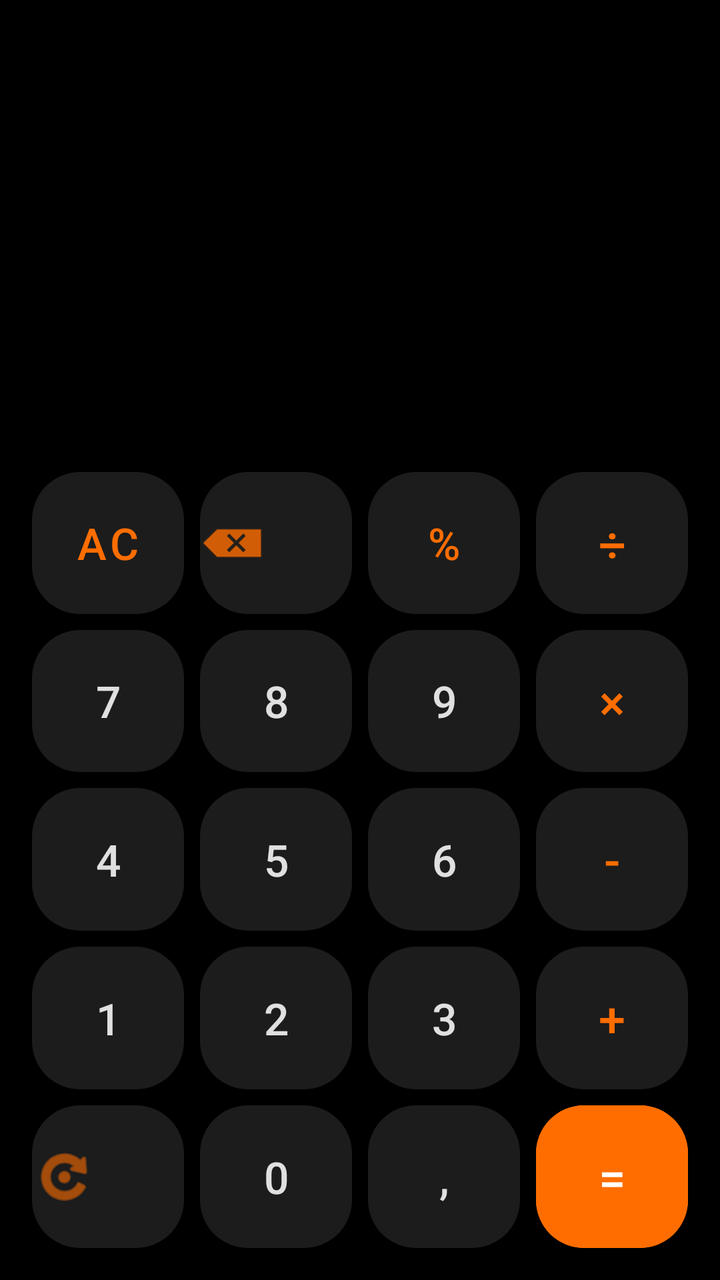
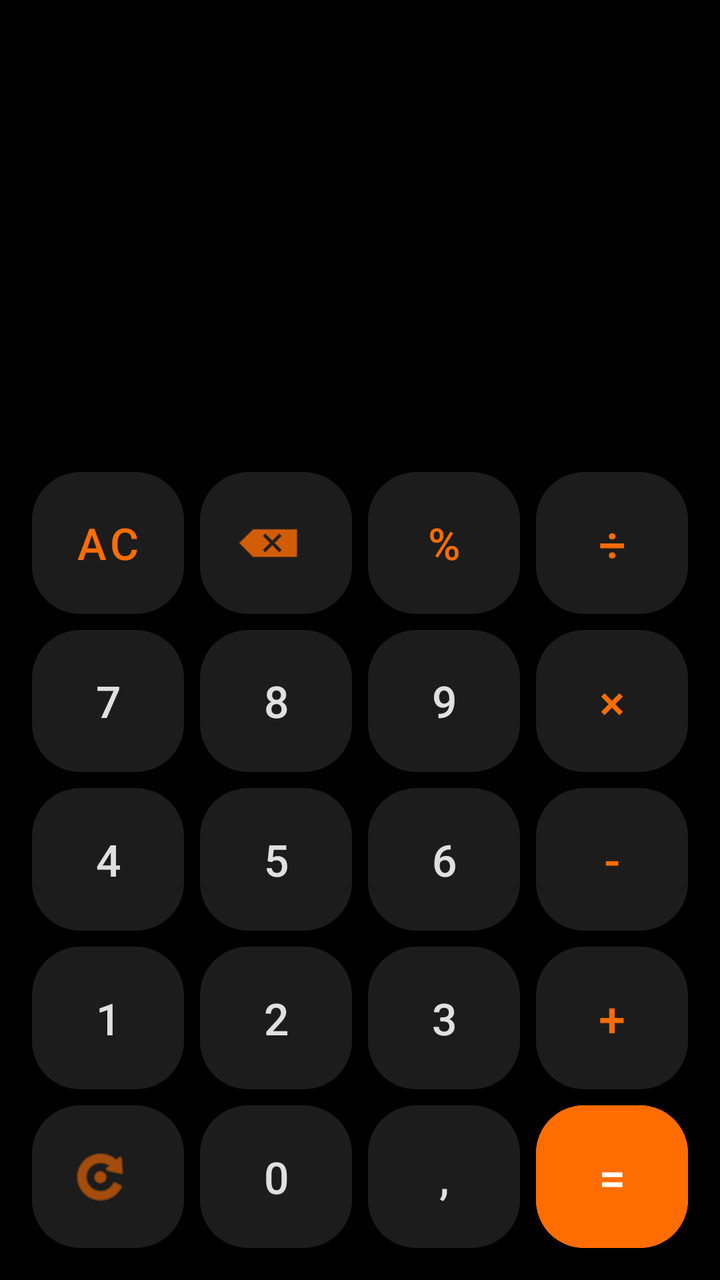

Before-and-after screenshots of an Android layout around one commit, followed by the original layout XML and the change that was made.
<!-- AndroidManifest.xml: application theme Theme.Lab56 -->
<!-- res/layout/activity_main.xml -->
<?xml version="1.0" encoding="utf-8"?>
<LinearLayout xmlns:android="http://schemas.android.com/apk/res/android"
    xmlns:app="http://schemas.android.com/apk/res-auto"
    android:layout_width="match_parent"
    android:layout_height="match_parent"
    android:orientation="vertical"
    android:background="#000000"
    android:padding="12dp">

    
    <LinearLayout
        android:layout_width="match_parent"
        android:layout_height="0dp"
        android:layout_weight="1"
        android:gravity="bottom|end"
        android:orientation="vertical"
        android:padding="8dp">

        <TextView
            android:id="@+id/tvExpression"
            android:layout_width="match_parent"
            android:layout_height="wrap_content"
            android:gravity="end"
            android:textColor="#FFFFFF"
            android:textSize="48sp"
            android:maxLines="2" />

        <TextView
            android:id="@+id/tvResult"
            android:layout_width="match_parent"
            android:layout_height="wrap_content"
            android:gravity="end"
            android:textColor="#888888"
            android:textSize="32sp"
            android:layout_marginTop="8dp" />
    </LinearLayout>

    
    <GridLayout
        android:layout_width="match_parent"
        android:layout_height="0dp"
        android:layout_weight="1.8"
        android:columnCount="4"
        android:rowCount="5"
        android:alignmentMode="alignMargins">

        
        <Button android:id="@+id/btnAC" style="@style/CalcButton" android:text="@string/btn_ac" android:textColor="#FF6D00" android:textSize="22sp" />
        <com.google.android.material.button.MaterialButton
            android:id="@+id/btnDelete"
            style="@style/CalcButton"
            app:icon="@android:drawable/ic_input_delete"
            app:iconTint="#FF6D00"
            android:contentDescription="@string/desc_delete" />
        <Button android:id="@+id/btnPercent" style="@style/CalcButton" android:text="@string/btn_percent" android:textColor="#FF6D00" android:textSize="22sp" />
        <Button android:id="@+id/btnDivide" style="@style/CalcButton" android:text="@string/btn_divide" android:textColor="#FF6D00" android:textSize="24sp" />

        
        <Button android:id="@+id/btn7" style="@style/CalcButton" android:text="@string/btn_7" android:textSize="22sp" />
        <Button android:id="@+id/btn8" style="@style/CalcButton" android:text="@string/btn_8" android:textSize="22sp" />
        <Button android:id="@+id/btn9" style="@style/CalcButton" android:text="@string/btn_9" android:textSize="22sp" />
        <Button android:id="@+id/btnMultiply" style="@style/CalcButton" android:text="@string/btn_multiply" android:textColor="#FF6D00" android:textSize="24sp" />

        
        <Button android:id="@+id/btn4" style="@style/CalcButton" android:text="@string/btn_4" android:textSize="22sp" />
        <Button android:id="@+id/btn5" style="@style/CalcButton" android:text="@string/btn_5" android:textSize="22sp" />
        <Button android:id="@+id/btn6" style="@style/CalcButton" android:text="@string/btn_6" android:textSize="22sp" />
        <Button android:id="@+id/btnMinus" style="@style/CalcButton" android:text="@string/btn_minus" android:textColor="#FF6D00" android:textSize="24sp" />

        
        <Button android:id="@+id/btn1" style="@style/CalcButton" android:text="@string/btn_1" android:textSize="22sp" />
        <Button android:id="@+id/btn2" style="@style/CalcButton" android:text="@string/btn_2" android:textSize="22sp" />
        <Button android:id="@+id/btn3" style="@style/CalcButton" android:text="@string/btn_3" android:textSize="22sp" />
        <Button android:id="@+id/btnPlus" style="@style/CalcButton" android:text="@string/btn_plus" android:textColor="#FF6D00" android:textSize="24sp" />

        
        <com.google.android.material.button.MaterialButton
            android:id="@+id/btnSwitch"
            style="@style/CalcButton"
            app:icon="@android:drawable/ic_menu_rotate"
            app:iconTint="#FF6D00"
            android:contentDescription="@string/desc_switch" />
        <Button android:id="@+id/btn0" style="@style/CalcButton" android:text="@string/btn_0" android:textSize="22sp" />
        <Button android:id="@+id/btnDot" style="@style/CalcButton" android:text="@string/btn_dot" android:textSize="22sp" />
        <Button android:id="@+id/btnEquals" style="@style/CalcButton" android:backgroundTint="#FF6D00" android:text="@string/btn_equals" android:textColor="#FFFFFF" android:textSize="24sp" />

    </GridLayout>
</LinearLayout>
<!-- resources referenced by this layout -->
<resources>
  <string name="btn_0">0</string>
  <string name="btn_1">1</string>
  <string name="btn_2">2</string>
  <string name="btn_3">3</string>
  <string name="btn_4">4</string>
  <string name="btn_5">5</string>
  <string name="btn_6">6</string>
  <string name="btn_7">7</string>
  <string name="btn_8">8</string>
  <string name="btn_9">9</string>
  <string name="btn_ac">AC</string>
  <string name="btn_divide">÷</string>
  <string name="btn_dot">,</string>
  <string name="btn_equals">=</string>
  <string name="btn_minus">-</string>
  <string name="btn_multiply">×</string>
  <string name="btn_percent">%</string>
  <string name="btn_plus">+</string>
  <string name="desc_delete">Стереть символ</string>
  <string name="desc_switch">Расширенный калькулятор</string>
  <style name="CalcButton" parent="Widget.MaterialComponents.Button">
          <item name="android:layout_width">0dp</item>
          <item name="android:layout_height">0dp</item>
          <item name="android:layout_columnWeight">1</item>
          <item name="android:layout_rowWeight">1</item>
          <item name="android:layout_margin">4dp</item>
          <item name="android:textSize">18sp</item>
          <item name="android:textColor">#E0E0E0</item>
          <item name="backgroundTint">#1C1C1C</item>
          <item name="cornerRadius">24dp</item>
          <item name="android:insetTop">0dp</item>
          <item name="android:insetBottom">0dp</item>
          <item name="android:insetLeft">0dp</item>
          <item name="android:insetRight">0dp</item>
          <item name="android:padding">0dp</item>
          <item name="android:maxLines">1</item>
          <item name="android:stateListAnimator">@null</item>
      </style>
  <style name="Theme.Lab56" parent="Theme.MaterialComponents.DayNight.NoActionBar">
          
          <item name="colorPrimary">#FF6D00</item>
          <item name="colorOnPrimary">#FFFFFF</item>
          
          <item name="android:windowBackground">#000000</item>
          
          <item name="android:statusBarColor">#000000</item>
      </style>
</resources>

<!-- the commit's change to res/layout/activity_main.xml (unified diff, before → after) -->
@@ -51,6 +51,7 @@
             style="@style/CalcButton"
             app:icon="@android:drawable/ic_input_delete"
             app:iconTint="#FF6D00"
+            app:iconGravity="textStart"
             android:contentDescription="@string/desc_delete" />
         <Button android:id="@+id/btnPercent" style="@style/CalcButton" android:text="@string/btn_percent" android:textColor="#FF6D00" android:textSize="22sp" />
         <Button android:id="@+id/btnDivide" style="@style/CalcButton" android:text="@string/btn_divide" android:textColor="#FF6D00" android:textSize="24sp" />
@@ -79,6 +80,7 @@
             style="@style/CalcButton"
             app:icon="@android:drawable/ic_menu_rotate"
             app:iconTint="#FF6D00"
+            app:iconGravity="textStart"
             android:contentDescription="@string/desc_switch" />
         <Button android:id="@+id/btn0" style="@style/CalcButton" android:text="@string/btn_0" android:textSize="22sp" />
         <Button android:id="@+id/btnDot" style="@style/CalcButton" android:text="@string/btn_dot" android:textSize="22sp" />
